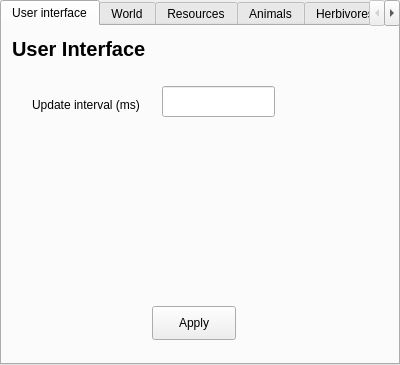
This is ParametersWidget.ui in Xaxetrov/Fil-Rouge as Qt 5 draws it before an edit. The edited form follows.
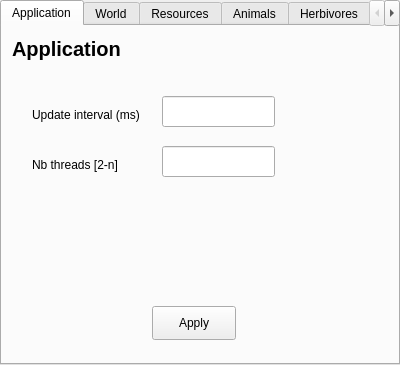
This is the edited form.

```diff
--- a/ParametersWidget.ui
+++ b/ParametersWidget.ui
@@ -18,13 +18,13 @@
   </property>
   <widget class="QWidget" name="tab">
    <attribute name="title">
-    <string>User interface</string>
+    <string>Application</string>
    </attribute>
    <widget class="QLineEdit" name="updateInterval">
     <property name="geometry">
      <rect>
       <x>160</x>
-      <y>60</y>
+      <y>70</y>
       <width>113</width>
       <height>31</height>
      </rect>
@@ -62,14 +62,14 @@
      </font>
     </property>
     <property name="text">
-     <string>User Interface</string>
+     <string>Application</string>
     </property>
    </widget>
    <widget class="QLabel" name="label_7">
     <property name="geometry">
      <rect>
       <x>30</x>
-      <y>70</y>
+      <y>80</y>
       <width>121</width>
       <height>18</height>
      </rect>
@@ -91,6 +91,32 @@
      <string>Apply</string>
     </property>
    </widget>
+   <widget class="QLineEdit" name="nbThreads">
+    <property name="geometry">
+     <rect>
+      <x>160</x>
+      <y>120</y>
+      <width>113</width>
+      <height>31</height>
+     </rect>
+    </property>
+    <property name="text">
+     <string/>
+    </property>
+   </widget>
+   <widget class="QLabel" name="label_14">
+    <property name="geometry">
+     <rect>
+      <x>30</x>
+      <y>130</y>
+      <width>121</width>
+      <height>18</height>
+     </rect>
+    </property>
+    <property name="text">
+     <string>Nb threads [2-n]</string>
+    </property>
+   </widget>
   </widget>
   <widget class="QWidget" name="tab">
    <attribute name="title">
```
